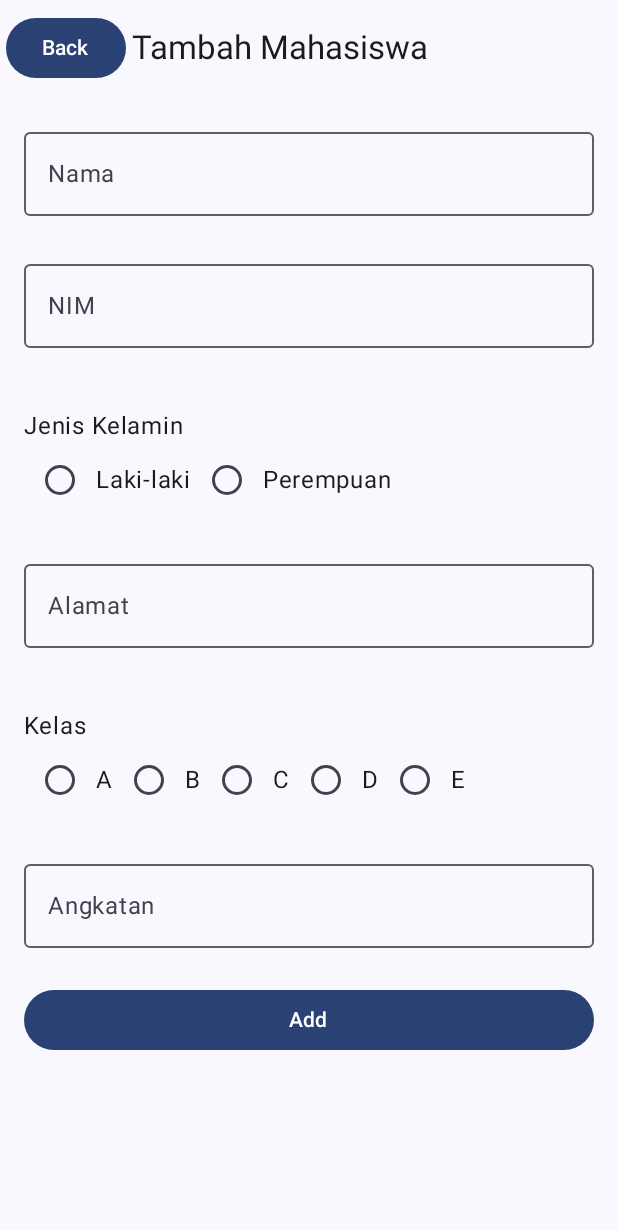
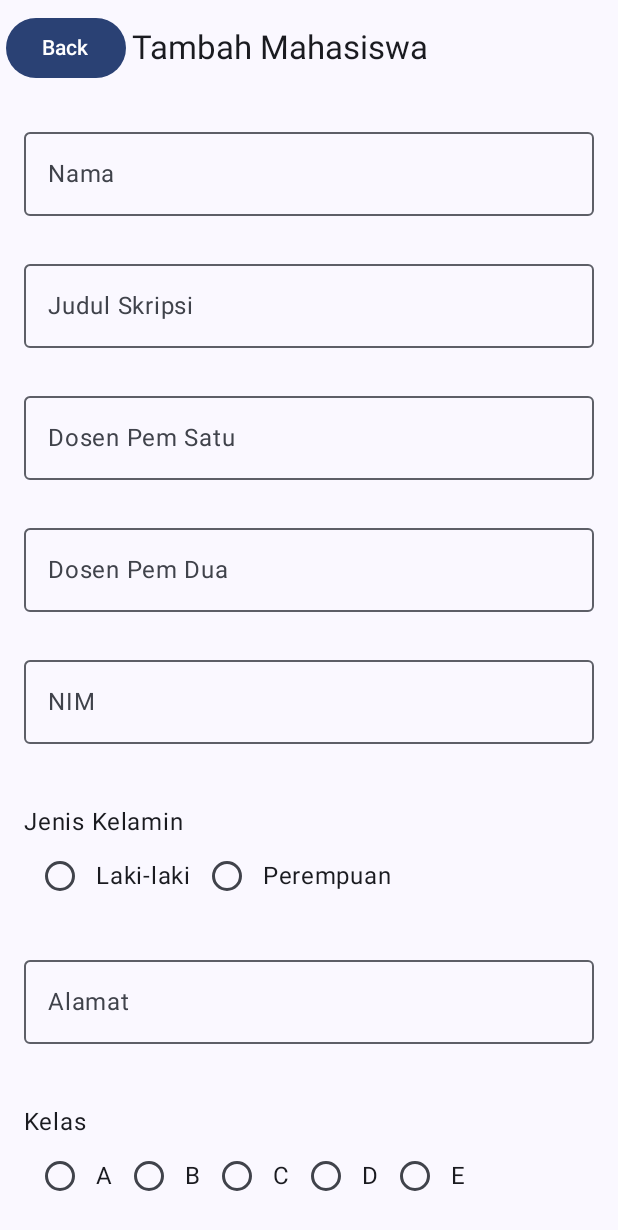
Before and after one commit to adwitafernanda/QuestFirebase_045, an Android app built with Jetpack Compose: the screen it shows after launch (MainActivity), after a tap on "Add Kontak", on a phone screen of 412 x 824 dp. Shown: the top 1230 px of the screen. Run offline under Robolectric (Android 15) with nearby library versions, the phone set to English and light mode, and no system bars; our stand-ins replace Firebase (no records; nobody signed in at launch, a user with empty details on screens opened directly).

Commit message:
Add - tambah data judul skripsi dosen pembimgbing 1 dan 2

```diff
--- /dev/null
+++ b/app/src/main/java/com/example/questfirebase_045/ui/detail/Detail.kt
@@ -0,0 +1 @@
+package com.example.questfirebase_045.ui.detail
--- a/app/src/main/java/com/example/questfirebase_045/ui/home/viewmodel/HomeViewModel.kt
+++ b/app/src/main/java/com/example/questfirebase_045/ui/home/viewmodel/HomeViewModel.kt
@@ -7,6 +7,7 @@ import androidx.lifecycle.ViewModel
 import androidx.lifecycle.viewModelScope
 import com.example.questfirebase_045.model.Mahasiswa
 import com.example.questfirebase_045.repository.RepositoryMhs
+import kotlinx.coroutines.flow.Flow
 import kotlinx.coroutines.flow.catch
 import kotlinx.coroutines.flow.onStart
 import kotlinx.coroutines.launch
@@ -48,7 +49,12 @@ class HomeViewModel(
             }
         }
     }
+
+    fun getMhsDetail(nim: String): Flow<Mahasiswa> {
+        return repositoryMhs.getMhs(nim)
+    }
 }
+
 
 sealed class HomeuiState{
     object Loading : HomeuiState()
--- a/app/src/main/java/com/example/questfirebase_045/ui/insert/pages/InsertView.kt
+++ b/app/src/main/java/com/example/questfirebase_045/ui/insert/pages/InsertView.kt
@@ -9,7 +9,9 @@ import androidx.compose.foundation.layout.fillMaxWidth
 import androidx.compose.foundation.layout.height
 import androidx.compose.foundation.layout.padding
 import androidx.compose.foundation.layout.size
+import androidx.compose.foundation.rememberScrollState
 import androidx.compose.foundation.text.KeyboardOptions
+import androidx.compose.foundation.verticalScroll
 import androidx.compose.material3.Button
 import androidx.compose.material3.CircularProgressIndicator
 import androidx.compose.material3.ExperimentalMaterial3Api
@@ -20,6 +22,7 @@ import androidx.compose.material3.SnackbarHost
 import androidx.compose.material3.SnackbarHostState
 import androidx.compose.material3.Text
 import androidx.compose.material3.TopAppBar
+import androidx.compose.material3.TopAppBarDefaults
 import androidx.compose.runtime.Composable
 import androidx.compose.runtime.LaunchedEffect
 import androidx.compose.runtime.remember
@@ -51,6 +54,8 @@ fun InsertMhsView(
     val uiEvent = viewModel.uiEvent
     val snackbarHostState = remember { SnackbarHostState() }
     val coroutineScope = rememberCoroutineScope()
+    val scrollBehavior = TopAppBarDefaults.enterAlwaysScrollBehavior()
+
 
     LaunchedEffect (uiState){
         when (uiState) {
@@ -82,6 +87,7 @@ fun InsertMhsView(
         topBar = {
             TopAppBar(
                 title = { Text("Tambah Mahasiswa") },
+                scrollBehavior = scrollBehavior,
                 navigationIcon = {
                     Button(onClick = onBack) {
                         Text("Back")
@@ -110,6 +116,10 @@ fun InsertMhsView(
         }
     }
 }
+
+
+
+
 
 @Composable
 fun InsertBodyMhs(
@@ -174,8 +184,51 @@ fun FormMahasiswa(
             placeholder = { Text("Masukkan Nama") },
         )
         Text(
-            text = errorState.nama ?: "",
+            text = errorState.judulskripsi ?: "",
             color = Color.Red)
+
+        OutlinedTextField(
+            modifier = Modifier.fillMaxWidth(),
+            value = mahasiswaEvent.judulskripsi,
+            onValueChange = {
+                onValueChange(mahasiswaEvent.copy(judulskripsi = it))
+            },
+            label = { Text("Judul Skripsi") },
+            isError = errorState.judulskripsi != null,
+            placeholder = { Text("Masukkan judul skripsi") },
+        )
+        Text(
+            text = errorState.judulskripsi ?: "",
+            color = Color.Red)
+
+        OutlinedTextField(
+            modifier = Modifier.fillMaxWidth(),
+            value = mahasiswaEvent.dosenpemsatu,
+            onValueChange = {
+                onValueChange(mahasiswaEvent.copy(dosenpemsatu = it))
+            },
+            label = { Text("Dosen Pem Satu") },
+            isError = errorState.dosenpemsatu != null,
+            placeholder = { Text("Masukkan Dosen Pem satu") },
+        )
+        Text(
+            text = errorState.dosenpemdua ?: "",
+            color = Color.Red)
+
+        OutlinedTextField(
+            modifier = Modifier.fillMaxWidth(),
+            value = mahasiswaEvent.dosenpemdua,
+            onValueChange = {
+                onValueChange(mahasiswaEvent.copy(dosenpemdua = it))
+            },
+            label = { Text("Dosen Pem Dua") },
+            isError = errorState.dosenpemdua != null,
+            placeholder = { Text("Masukkan Dosen Pem Dua") },
+        )
+        Text(
+            text = errorState.dosenpemdua ?: "",
+            color = Color.Red)
+
 
         OutlinedTextField(
             modifier = Modifier.fillMaxWidth(),
--- a/app/src/main/java/com/example/questfirebase_045/ui/insert/viewmodel/InsertViewModel.kt
+++ b/app/src/main/java/com/example/questfirebase_045/ui/insert/viewmodel/InsertViewModel.kt
@@ -33,7 +33,11 @@ class InsertViewModel(
             jenisKelamin = if (event.jenisKelamin.isNotEmpty()) null else "Jenis Kelamin tidak boleh kosong",
             alamat = if (event.alamat.isNotEmpty()) null else "Alamat tidak boleh kosong",
             kelas = if (event.kelas.isNotEmpty()) null else "Kelas tidak boleh kosong",
-            angkatan = if (event.angkatan.isNotEmpty()) null else "Angkatan tidak boleh kosong",
+            angkatan = if (event.angkatan.isNotEmpty()) null else "Angkatan tidak boleh kosong" ,
+            judulskripsi = if (event.judulskripsi.isNotEmpty()) null else "judul skripsi tidak boleh kosong",
+            dosenpemsatu = if (event.dosenpemsatu.isNotEmpty()) null else "dosenpemsatu tidak boleh kosong",
+            dosenpemdua = if (event.dosenpemdua.isNotEmpty()) null else "dosenpemdua tidak boleh kosong",
+
         )
 
         uiEvent = uiEvent.copy(isEntryValid = errorState)
@@ -85,7 +89,10 @@ data class MahasiswaEvent(
     val alamat: String = "",
     val kelas: String = "",
     val angkatan: String = "",
-)
+    val judulskripsi: String = "",
+    val dosenpemsatu: String = "",
+    val dosenpemdua: String = "",
+    )
 
 fun MahasiswaEvent.toMhsModel(): Mahasiswa = Mahasiswa(
     nim = nim,
@@ -93,7 +100,10 @@ fun MahasiswaEvent.toMhsModel(): Mahasiswa = Mahasiswa(
     jenisKelamin = jenisKelamin,
     alamat = alamat,
     kelas = kelas,
-    angkatan = angkatan
+    angkatan = angkatan,
+    judulskripsi = judulskripsi,
+    dosenpemsatu = dosenpemsatu,
+    dosenpemdua = dosenpemdua
 )
 
 data class FormErrorState(
@@ -103,6 +113,9 @@ data class FormErrorState(
     val alamat: String? = null,
     val kelas: String? = null,
     val angkatan: String? = null,
+    val judulskripsi: String? = null,
+    val dosenpemsatu: String? = null,
+    val dosenpemdua: String? = null
 ){
     fun isValid() : Boolean {
         return nim == null
@@ -111,5 +124,8 @@ data class FormErrorState(
                 && alamat == null
                 && kelas == null
                 && angkatan == null
+                && judulskripsi == null
+                && dosenpemsatu == null
+                && dosenpemdua == null
     }
 }
--- a/app/src/main/java/com/example/questfirebase_045/ui/navigation/DestinasiNavigasi.kt
+++ b/app/src/main/java/com/example/questfirebase_045/ui/navigation/DestinasiNavigasi.kt
@@ -14,3 +14,8 @@ object DestinasiInsert : DestinasiNavigasi {
     override val route: String = "insert"
     override val titleRes: String = "Insert"
 }
+
+object DestinasiDetail {
+    const val route = "detail/{nim}"
+    fun createRoute(nim: String) = "detail/$nim"
+}
```
Also changed, not shown: app/src/main/java/com/example/questfirebase_045/model/Mahasiswa.kt (+5 -2 lines).
